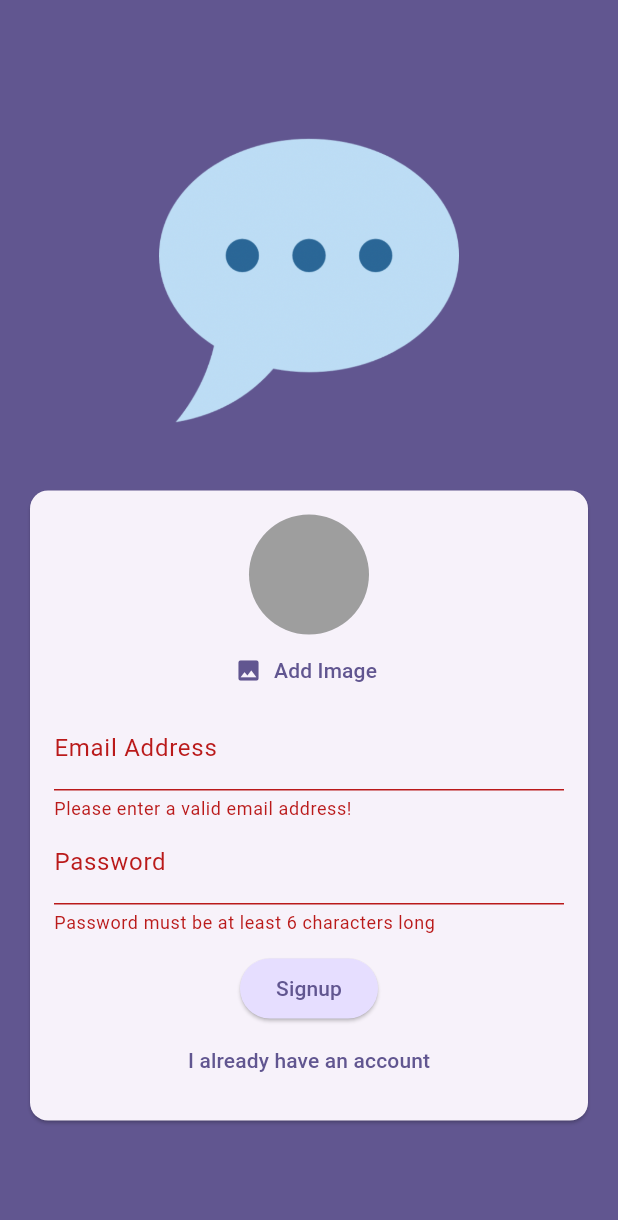
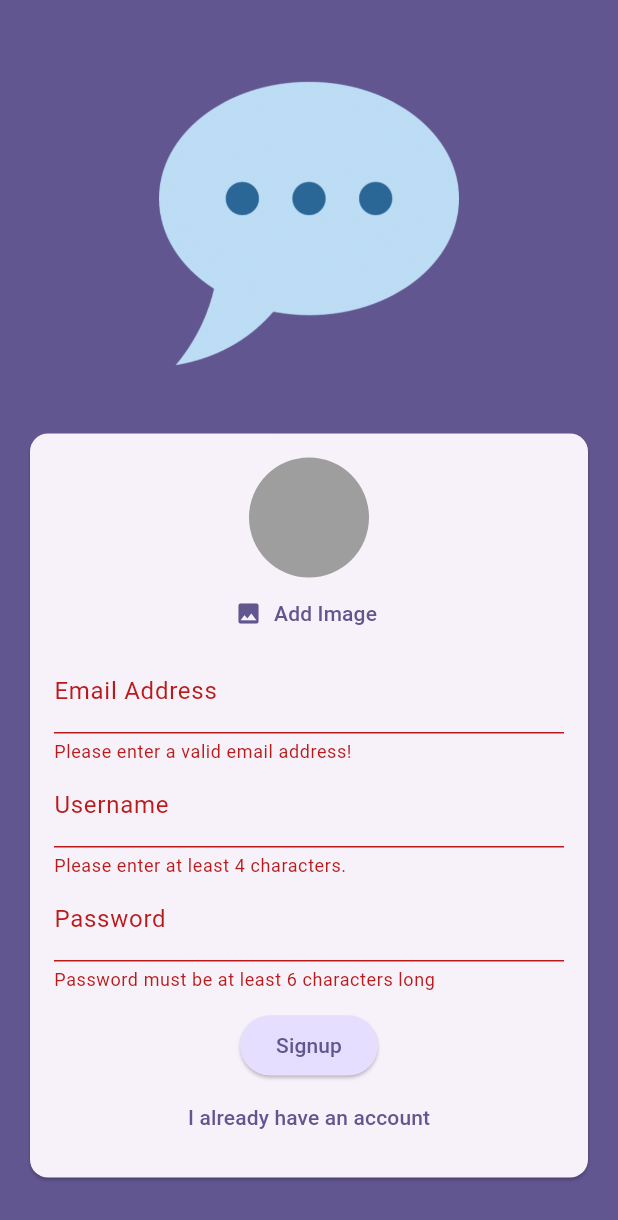
Before and after one commit to shox17/chat-app, a Flutter app: the screen it shows after launch, after a tap on "Login", after a tap on "Create an account", after a tap on "Signup", on a phone screen of 412 x 824 dp. Shown: the top 1220 px of the screen. Run offline on Flutter 3.47's test engine with Material 3 defaults, Android fonts, the phone set to English and light mode, and no system bars; our stand-ins replace cloud_firestore, firebase_auth, firebase_core, firebase_storage, image_picker; accounts and stored records are empty.

Commit message:
5th commit

```diff
--- a/lib/screens/auth.dart
+++ b/lib/screens/auth.dart
@@ -1,6 +1,7 @@
 import 'dart:io';
 
 import 'package:chat_app/widgets/user_image_picker.dart';
+import 'package:cloud_firestore/cloud_firestore.dart';
 import 'package:firebase_storage/firebase_storage.dart';
 import 'package:flutter/material.dart';
 import 'package:firebase_auth/firebase_auth.dart';
@@ -20,6 +21,7 @@ class _AuthScreenState extends State<AuthScreen> {
   var _isLogin = true;
   var _enteredEmail = '';
   var _enteredPassword = '';
+  var _enteredUsername = '';
   File? _selectedImage;
   var _isAuthenticating = false;
 
@@ -51,7 +53,15 @@ class _AuthScreenState extends State<AuthScreen> {
 
         await storageRef.putFile(_selectedImage!);
         final imageUrl = await storageRef.getDownloadURL();
-        print(imageUrl);
+
+        await FirebaseFirestore.instance
+            .collection('users')
+            .doc(userCredentials.user!.uid)
+            .set({
+          'username': _enteredUsername,
+          'email': _enteredEmail,
+          'image_url': imageUrl,
+        });
       }
     } on FirebaseAuthException catch (error) {
       if (error.code == 'email-already-in-use') {
@@ -126,6 +136,23 @@ class _AuthScreenState extends State<AuthScreen> {
                               _enteredEmail = value!;
                             },
                           ),
+                          if (!_isLogin)
+                            TextFormField(
+                              decoration:
+                                  InputDecoration(labelText: 'Username'),
+                              enableSuggestions: false,
+                              validator: (value) {
+                                if (value == null ||
+                                    value.isEmpty ||
+                                    value.trim().length < 4) {
+                                  return 'Please enter at least 4 characters.';
+                                }
+                                return null;
+                              },
+                              onSaved: (value) {
+                                _enteredUsername = value!;
+                              },
+                            ),
                           TextFormField(
                             decoration: InputDecoration(labelText: 'Password'),
                             obscureText: true,
--- a/pubspec.yaml
+++ b/pubspec.yaml
@@ -38,6 +38,7 @@ dependencies:
   firebase_auth: ^5.4.1
   firebase_storage: ^12.4.1
   image_picker: ^1.1.2
+  cloud_firestore: ^5.6.3
 
 dev_dependencies:
   flutter_test:
```
Also changed, not shown: pubspec.lock, 4 other files.
